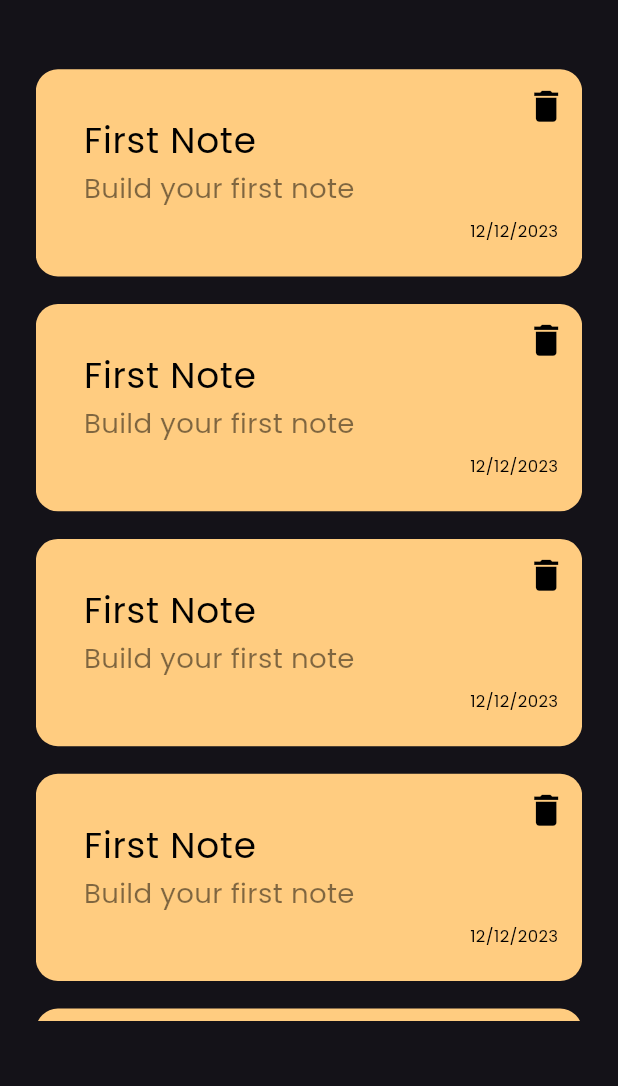
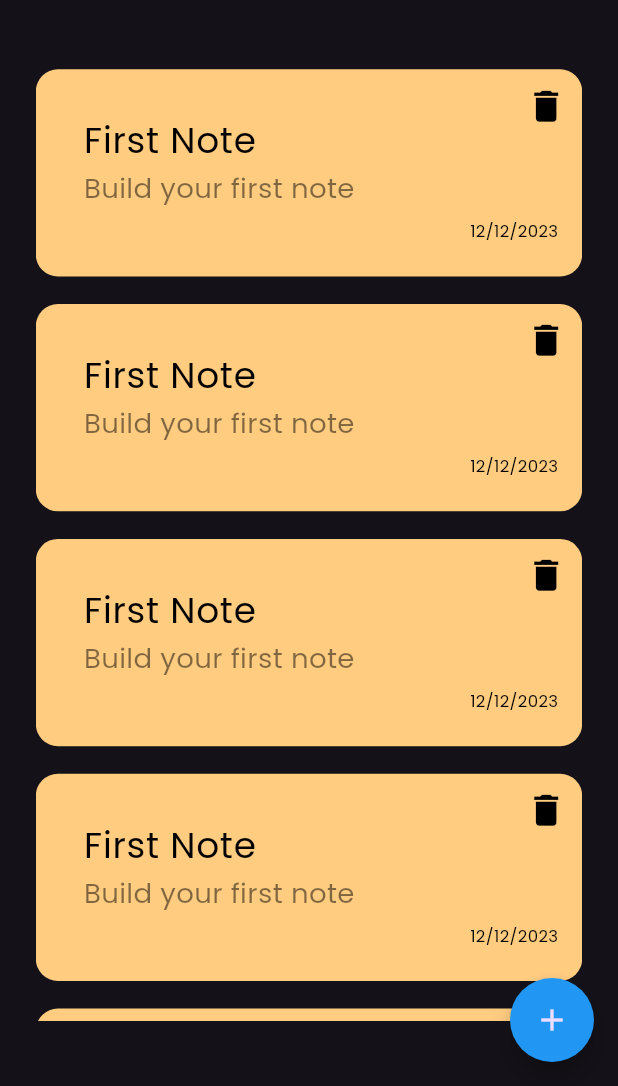
Before and after one commit to FayesSabry/notes_app, a Flutter app: the screen it shows after launch, on a phone screen of 412 x 824 dp, the part 150-1236 px from its top. Run offline on Flutter 3.47's test engine with Material 3 defaults, Android fonts, the phone set to English and light mode, and no system bars; our stand-ins replace flutter_screenutil, go_router, google_fonts.

Commit message:
add Floating Action Button

```diff
--- a/lib/views/notes_view.dart
+++ b/lib/views/notes_view.dart
@@ -6,6 +6,14 @@ class NotesView extends StatelessWidget {
 
   @override
   Widget build(BuildContext context) {
-    return const Scaffold(body: CustomNotesBody());
+    return Scaffold(
+      floatingActionButton: FloatingActionButton(
+        shape: const CircleBorder(),
+        backgroundColor: Colors.blue,
+        onPressed: () {},
+        child: const Icon(Icons.add),
+      ),
+      body: const CustomNotesBody(),
+    );
   }
 }
```
